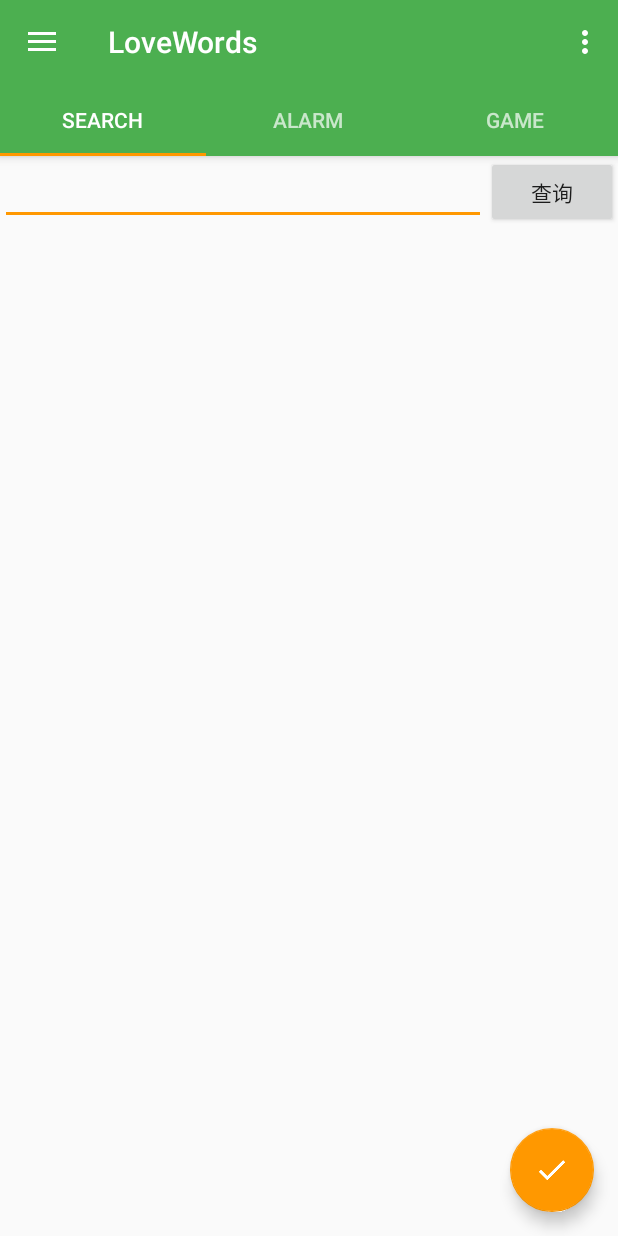
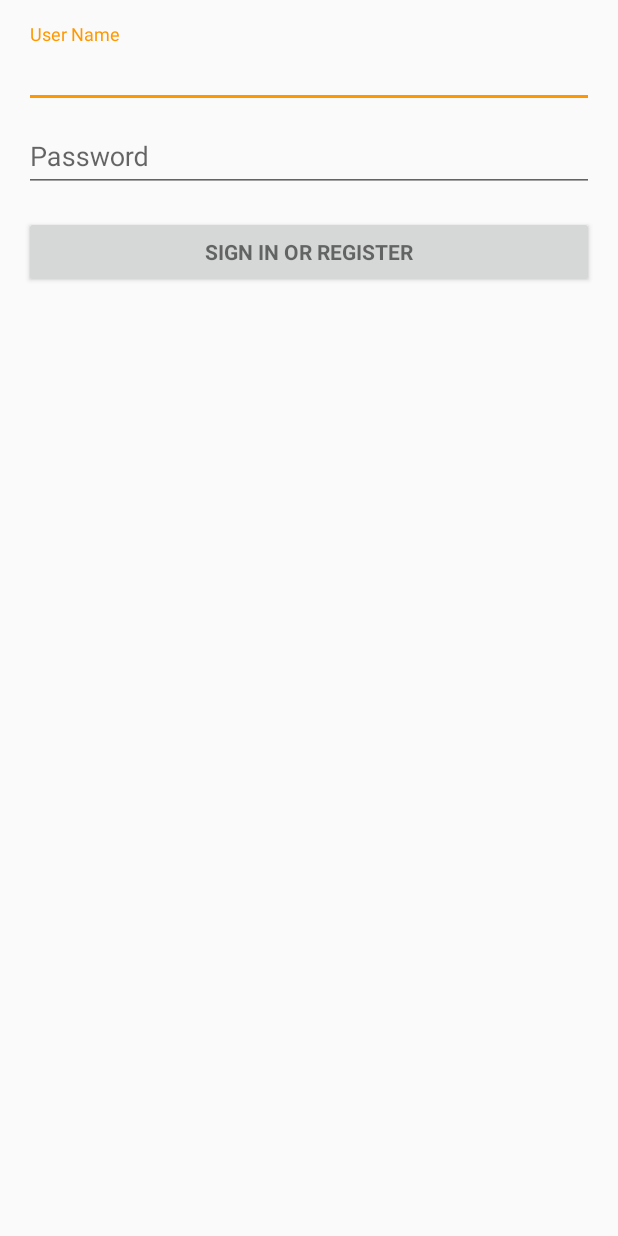
Before and after one commit to praye/LoveWords, an Android app: the screen it shows after launch (MainActivity before the commit, RegisterActivity after it), after a tap on "查询", on a phone screen of 412 x 824 dp. Run offline under Robolectric (Android 15) with nearby library versions, the phone set to English and light mode, and no system bars; libraries missing offline, so code that uses them is left out: com.avos.avoscloud; 4 statements that could not run were skipped.

Commit message:
register and login module

```diff
--- /dev/null
+++ b/app/src/main/java/tedking/lovewords/MyLeanCloudApp.java
@@ -0,0 +1,23 @@
+package tedking.lovewords;
+
+import android.app.Application;
+
+import com.avos.avoscloud.AVAnalytics;
+import com.avos.avoscloud.AVOSCloud;
+
+/**
+ * Created by bing on 02/03/2018.
+ */
+
+public class MyLeanCloudApp extends Application {
+    @Override
+    public void onCreate() {
+        super.onCreate();
+
+        // 初始化参数依次为 this, AppId, AppKey
+        AVOSCloud.initialize(this,"ul4nRqOpTgSPD62PWmkASufM-gzGzoHsz","VAFz9Gf28WwH83kzJMVB0ueV");
+        //开启调试日志
+        AVOSCloud.setDebugLogEnabled(true);
+        AVAnalytics.enableCrashReport(this, true);
+    }
+}
--- /dev/null
+++ b/app/src/main/java/tedking/lovewords/RegisterActivity.java
@@ -0,0 +1,218 @@
+package tedking.lovewords;
+
+import android.animation.Animator;
+import android.animation.AnimatorListenerAdapter;
+import android.annotation.TargetApi;
+import android.content.Intent;
+import android.content.pm.PackageManager;
+import android.support.annotation.NonNull;
+import android.support.design.widget.Snackbar;
+import android.support.v7.app.AppCompatActivity;
+import android.app.LoaderManager.LoaderCallbacks;
+
+import android.content.CursorLoader;
+import android.content.Loader;
+import android.database.Cursor;
+import android.net.Uri;
+import android.os.AsyncTask;
+
+import android.os.Build;
+import android.os.Bundle;
+import android.provider.ContactsContract;
+import android.text.TextUtils;
+import android.view.KeyEvent;
+import android.view.MenuItem;
+import android.view.View;
+import android.view.View.OnClickListener;
+import android.view.inputmethod.EditorInfo;
+import android.widget.ArrayAdapter;
+import android.widget.AutoCompleteTextView;
+import android.widget.Button;
+import android.widget.EditText;
+import android.widget.TextView;
+import android.widget.Toast;
+
+import com.avos.avoscloud.AVAnalytics;
+import com.avos.avoscloud.AVException;
+import com.avos.avoscloud.AVUser;
+import com.avos.avoscloud.SignUpCallback;
+
+import java.util.ArrayList;
+import java.util.List;
+
+import static android.Manifest.permission.READ_CONTACTS;
+
+/**
+ * A login screen that offers login via email/password.
+ */
+public class RegisterActivity extends AppCompatActivity {
+
+    // UI references.
+    private AutoCompleteTextView mUsernameView;
+    private EditText mPasswordView;
+    private View mProgressView;
+    private View mRegisterFormView;
+
+    @Override
+    protected void onCreate(Bundle savedInstanceState) {
+        super.onCreate(savedInstanceState);
+        setContentView(R.layout.activity_register);
+
+       // getSupportActionBar().setDisplayHomeAsUpEnabled(true);
+        // Set up the register form.
+
+        mUsernameView = (AutoCompleteTextView) findViewById(R.id.username);
+        mPasswordView = (EditText) findViewById(R.id.password);
+        mPasswordView.setOnEditorActionListener(new TextView.OnEditorActionListener() {
+            @Override
+            public boolean onEditorAction(TextView textView, int id, KeyEvent keyEvent) {
+                if (id == R.id.register || id == EditorInfo.IME_NULL) {
+                    attemptRegister();
+                    return true;
+                }
+                return false;
+            }
+        });
+
+        Button musernameSignInButton = (Button) findViewById(R.id.username_register_button);
+        musernameSignInButton.setOnClickListener(new OnClickListener() {
+            @Override
+            public void onClick(View view) {
+                attemptRegister();
+            }
+        });
+
+        mRegisterFormView = findViewById(R.id.register_form);
+        mProgressView = findViewById(R.id.register_progress);
+    }
+
+    /**
+     * Attempts to sign in or register the account specified by the login form.
+     * If there are form errors (invalid email, missing fields, etc.), the
+     * errors are presented and no actual login attempt is made.
+     */
+    private void attemptRegister() {
+        // Reset errors.
+        mUsernameView.setError(null);
+        mPasswordView.setError(null);
+
+        // Store values at the time of the login attempt.
+        String username = mUsernameView.getText().toString();
+        String password = mPasswordView.getText().toString();
+
+        boolean cancel = false;
+        View focusView = null;
+
+        // Check for a valid password, if the user entered one.
+        if (!TextUtils.isEmpty(password) && !isPasswordValid(password)) {
+            mPasswordView.setError(getString(R.string.error_invalid_password));
+            focusView = mPasswordView;
+            cancel = true;
+        }
+
+        // Check for a valid email address.
+        if (TextUtils.isEmpty(username)) {
+            mUsernameView.setError(getString(R.string.error_field_required));
+            focusView = mUsernameView;
+            cancel = true;
+        }
+
+        if (cancel) {
+            // There was an error; don't attempt login and focus the first
+            // form field with an error.
+            focusView.requestFocus();
+        } else {
+            // Show a progress spinner, and kick off a background task to
+            // perform the user login attempt.
+            showProgress(true);
+
+            AVUser user = new AVUser();// 新建 AVUser 对象实例
+            user.setUsername(username);// 设置用户名
+            user.setPassword(password);// 设置密码
+            user.signUpInBackground(new SignUpCallback() {
+                @Override
+                public void done(AVException e) {
+                    if (e == null) {
+                        // 注册成功，把用户对象赋值给当前用户 AVUser.getCurrentUser()
+                        startActivity(new Intent(RegisterActivity.this, MainActivity.class));
+                        RegisterActivity.this.finish();
+                    } else {
+                        // 失败的原因可能有多种，常见的是用户名已经存在。
+                        showProgress(false);
+                        Toast.makeText(RegisterActivity.this, e.getMessage(), Toast.LENGTH_SHORT).show();
+                    }
+                }
+            });
+
+
+        }
+    }
+
+    private boolean isEmailValid(String email) {
+        //TODO: Replace this with your own logic
+        return email.contains("@");
+    }
+
+    private boolean isPasswordValid(String password) {
+        //TODO: Replace this with your own logic
+        return password.length() > 4;
+    }
+
+    /**
+     * Shows the progress UI and hides the login form.
+     */
+    @TargetApi(Build.VERSION_CODES.HONEYCOMB_MR2)
+    private void showProgress(final boolean show) {
+        // On Honeycomb MR2 we have the ViewPropertyAnimator APIs, which allow
+        // for very easy animations. If available, use these APIs to fade-in
+        // the progress spinner.
+        if (Build.VERSION.SDK_INT >= Build.VERSION_CODES.HONEYCOMB_MR2) {
+            int shortAnimTime = getResources().getInteger(android.R.integer.config_shortAnimTime);
+
+            mRegisterFormView.setVisibility(show ? View.GONE : View.VISIBLE);
+            mRegisterFormView.animate().setDuration(shortAnimTime).alpha(
+                    show ? 0 : 1).setListener(new AnimatorListenerAdapter() {
+                @Override
+                public void onAnimationEnd(Animator animation) {
+                    mRegisterFormView.setVisibility(show ? View.GONE : View.VISIBLE);
+                }
+            });
+
+            mProgressView.setVisibility(show ? View.VISIBLE : View.GONE);
+            mProgressView.animate().setDuration(shortAnimTime).alpha(
+                    show ? 1 : 0).setListener(new AnimatorListenerAdapter() {
+                @Override
+                public void onAnimationEnd(Animator animation) {
+                    mProgressView.setVisibility(show ? View.VISIBLE : View.GONE);
+                }
+            });
+        } else {
+            // The ViewPropertyAnimator APIs are not available, so simply show
+            // and hide the relevant UI components.
+            mProgressView.setVisibility(show ? View.VISIBLE : View.GONE);
+            mRegisterFormView.setVisibility(show ? View.GONE : View.VISIBLE);
+        }
+    }
+
+    @Override
+    public boolean onOptionsItemSelected(MenuItem item) {
+        if (item.getItemId() == android.R.id.home) {
+            onBackPressed();
+        }
+        return super.onOptionsItemSelected(item);
+    }
+
+    @Override
+    protected void onPause() {
+        super.onPause();
+        AVAnalytics.onPause(this);
+    }
+
+    @Override
+    protected void onResume() {
+        super.onResume();
+        AVAnalytics.onResume(this);
+    }
+
+
+}
--- a/app/src/main/java/tedking/lovewords/WordSearchFragment.java
+++ b/app/src/main/java/tedking/lovewords/WordSearchFragment.java
@@ -1,5 +1,6 @@
 package tedking.lovewords;
 
+import android.content.Intent;
 import android.os.Bundle;
 import android.support.v4.app.Fragment;
 import android.text.Layout;
@@ -32,7 +33,10 @@
         search.setOnClickListener(new View.OnClickListener() {
             @Override
             public void onClick(View view) {
-                Toast.makeText(getContext(),editText.getText(),Toast.LENGTH_LONG).show();
+                //Toast.makeText(getContext(),editText.getText(),Toast.LENGTH_LONG).show();
+                Intent intent = new Intent();
+                intent.setClass(getActivity(),RegisterActivity.class);
+                startActivity(intent);
             }
         });
     }
--- /dev/null
+++ b/app/src/main/res/layout/activity_register.xml
@@ -0,0 +1,75 @@
+<LinearLayout xmlns:android="http://schemas.android.com/apk/res/android"
+    xmlns:tools="http://schemas.android.com/tools"
+    android:layout_width="match_parent"
+    android:layout_height="match_parent"
+    android:gravity="center_horizontal"
+    android:orientation="vertical"
+    android:paddingBottom="@dimen/activity_vertical_margin"
+    android:paddingLeft="@dimen/activity_horizontal_margin"
+    android:paddingRight="@dimen/activity_horizontal_margin"
+    android:paddingTop="@dimen/activity_vertical_margin"
+    tools:context="tedking.lovewords.RegisterActivity">
+
+    <!-- register progress -->
+    <ProgressBar
+        android:id="@+id/register_progress"
+        style="?android:attr/progressBarStyleLarge"
+        android:layout_width="wrap_content"
+        android:layout_height="wrap_content"
+        android:layout_marginBottom="8dp"
+        android:visibility="gone"/>
+
+    <ScrollView
+        android:id="@+id/register_form"
+        android:layout_width="match_parent"
+        android:layout_height="match_parent">
+
+        <LinearLayout
+            android:id="@+id/email_register_form"
+            android:layout_width="match_parent"
+            android:layout_height="wrap_content"
+            android:orientation="vertical">
+
+            <android.support.design.widget.TextInputLayout
+                android:layout_width="match_parent"
+                android:layout_height="wrap_content">
+
+                <AutoCompleteTextView
+                    android:id="@+id/username"
+                    android:layout_width="match_parent"
+                    android:layout_height="wrap_content"
+                    android:hint="@string/prompt_username"
+                    android:maxLines="1"
+                    android:singleLine="true"/>
+
+            </android.support.design.widget.TextInputLayout>
+
+            <android.support.design.widget.TextInputLayout
+                android:layout_width="match_parent"
+                android:layout_height="wrap_content">
+
+                <EditText
+                    android:id="@+id/password"
+                    android:layout_width="match_parent"
+                    android:layout_height="wrap_content"
+                    android:hint="@string/prompt_password"
+                    android:imeActionId="@+id/register"
+                    android:imeOptions="actionUnspecified"
+                    android:inputType="textPassword"
+                    android:maxLines="1"
+                    android:singleLine="true"/>
+
+            </android.support.design.widget.TextInputLayout>
+
+            <Button
+                android:id="@+id/username_register_button"
+                style="?android:textAppearanceSmall"
+                android:layout_width="match_parent"
+                android:layout_height="wrap_content"
+                android:layout_marginTop="16dp"
+                android:text="@string/action_sign_in"
+                android:textStyle="bold"/>
+
+        </LinearLayout>
+    </ScrollView>
+</LinearLayout>
--- a/app/src/main/res/values/dimens.xml
+++ b/app/src/main/res/values/dimens.xml
@@ -4,4 +4,7 @@
     <dimen name="card_margin">16dp</dimen>
     <dimen name="fab_margin">16dp</dimen>
     <dimen name="list_item_avatar_size">40dp</dimen>
+    <!-- Default screen margins, per the Android Design guidelines. -->
+    <dimen name="activity_horizontal_margin">16dp</dimen>
+    <dimen name="activity_vertical_margin">16dp</dimen>
 </resources>
--- a/app/src/main/res/values/strings.xml
+++ b/app/src/main/res/values/strings.xml
@@ -17,4 +17,22 @@
     <string name="menu_night_mode_auto">Auto</string>
     <string name="query">查询</string>
     <string name="alarm_notice">无闹钟</string>
+
+    <string name="title_activity_login">Sign in</string>
+
+    <!-- Strings related to login -->
+    <string name="login">Login</string>
+    <string name="register">Register</string>
+    <string name="prompt_username">User Name</string>
+    <string name="prompt_password">Password</string>
+    <string name="action_sign_in">Sign in or register</string>
+    <string name="action_sign_in_short">Sign in</string>
+    <string name="error_invalid_email">This email address is invalid</string>
+    <string name="error_invalid_password">This password is too short</string>
+    <string name="error_incorrect_password">This password is incorrect</string>
+    <string name="error_field_required">This field is required</string>
+    <string name="permission_rationale">"Contacts permissions are needed for providing email
+        completions."
+    </string>
+    <string name="title_activity_register">Register</string>
 </resources>
```
Also changed, not shown: app/build.gradle (+33 -0 lines), app/src/main/AndroidManifest.xml (+44 -3 lines), app/src/main/java/tedking/lovewords/LoginActivity.java (added, +200 -0 lines), app/src/main/res/layout/activity_login.xml (added, +84 -0 lines), build.gradle (+7 -0 lines).
